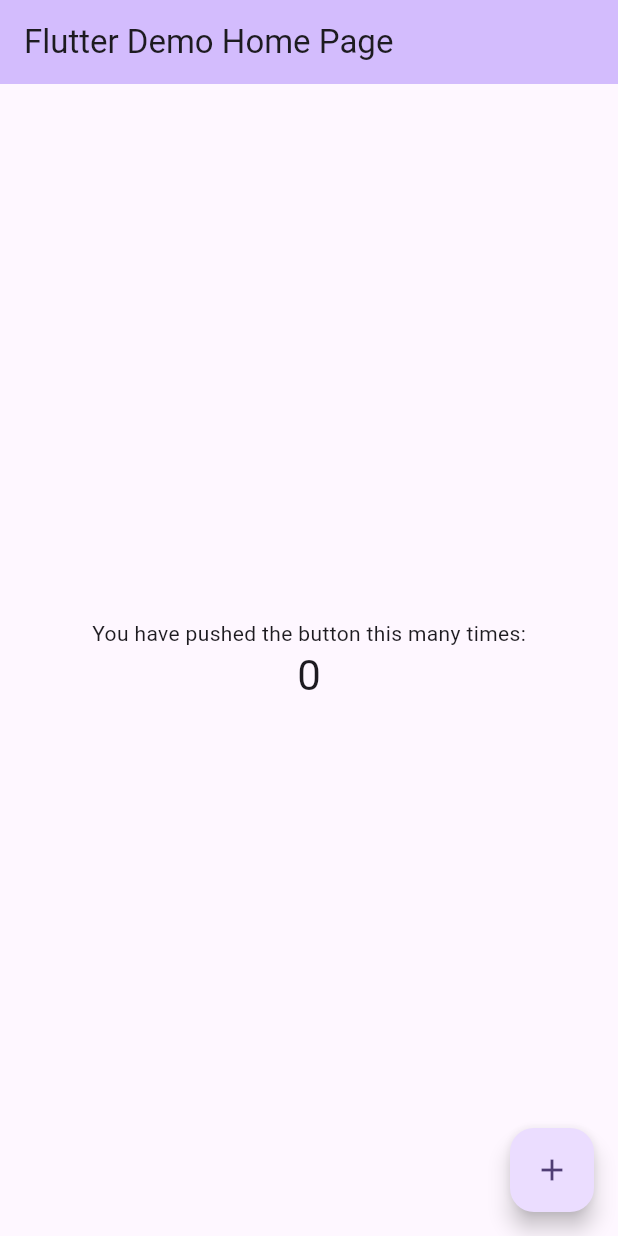
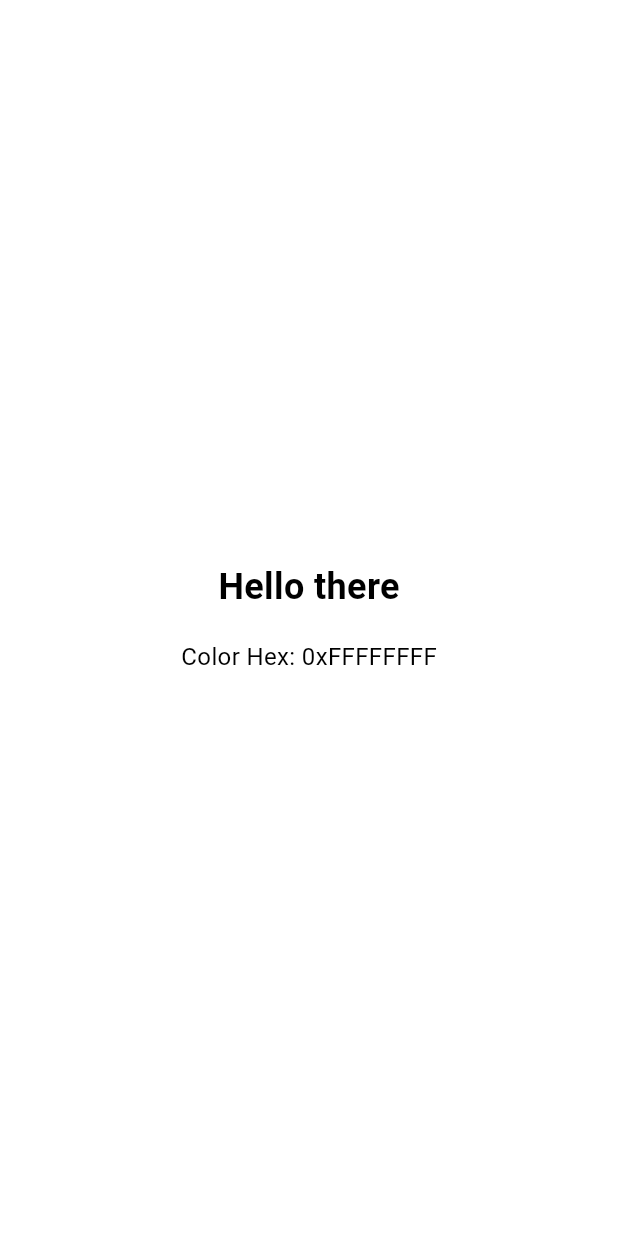
Before and after one commit to bodyaaao0o/test_task_solid, a Flutter app: the screen it shows after launch, on a phone screen of 412 x 824 dp. Run offline on Flutter 3.47's test engine with Material 3 defaults, Android fonts, the phone set to English and light mode, and no system bars.

Commit message:
Add files via upload

```diff
--- a/analysis_options.yaml
+++ b/analysis_options.yaml
@@ -1 +1,41 @@
+# This file configures the analyzer, which statically analyzes Dart code to
+# check for errors, warnings, and lints.
+#
+# The issues identified by the analyzer are surfaced in the UI of Dart-enabled
+# IDEs (https://dart.dev/tools#ides-and-editors). The analyzer can also be
+# invoked from the command line by running `flutter analyze`.
+
+# The following line activates a set of recommended lints for Flutter apps,
+# packages, and plugins designed to encourage good coding practices.
+#include: package:flutter_lints/flutter.yaml
 include: package:solid_lints/analysis_options.yaml
+
+formatter:
+  trailing_commas: preserve
+
+analyzer:
+  plugins:
+    - custom_lint
+
+custom_lint:
+  rules:
+    no_magic_number: false
+    prefer_match_file_name: false
+
+linter:
+  # The lint rules applied to this project can be customized in the
+  # section below to disable rules from the `package:flutter_lints/flutter.yaml`
+  # included above or to enable additional rules. A list of all available lints
+  # and their documentation is published at https://dart.dev/lints.
+  #
+  # Instead of disabling a lint rule for the entire project in the
+  # section below, it can also be suppressed for a single line of code
+  # or a specific dart file by using the `// ignore: name_of_lint` and
+  # `// ignore_for_file: name_of_lint` syntax on the line or in the file
+  # producing the lint.
+  rules:
+    # avoid_print: false  # Uncomment to disable the `avoid_print` rule
+    # prefer_single_quotes: true  # Uncomment to enable the `prefer_single_quotes` rule
+    public_member_api_docs: false
+# Additional information about this file can be found at
+# https://dart.dev/guides/language/analysis-options
--- a/lib/main.dart
+++ b/lib/main.dart
@@ -1,3 +1,4 @@
+import 'dart:math';
 import 'package:flutter/material.dart';
 
 void main() {
@@ -7,116 +8,94 @@ void main() {
 class MyApp extends StatelessWidget {
   const MyApp({super.key});
 
-  // This widget is the root of your application.
   @override
   Widget build(BuildContext context) {
-    return MaterialApp(
-      title: 'Flutter Demo',
-      theme: ThemeData(
-        // This is the theme of your application.
-        //
-        // TRY THIS: Try running your application with "flutter run". You'll see
-        // the application has a purple toolbar. Then, without quitting the app,
-        // try changing the seedColor in the colorScheme below to Colors.green
-        // and then invoke "hot reload" (save your changes or press the "hot
-        // reload" button in a Flutter-supported IDE, or press "r" if you used
-        // the command line to start the app).
-        //
-        // Notice that the counter didn't reset back to zero; the application
-        // state is not lost during the reload. To reset the state, use hot
-        // restart instead.
-        //
-        // This works for code too, not just values: Most code changes can be
-        // tested with just a hot reload.
-        colorScheme: ColorScheme.fromSeed(seedColor: Colors.deepPurple),
-      ),
-      home: const MyHomePage(title: 'Flutter Demo Home Page'),
-    );
+    return const MaterialApp(home: TestChangeColor());
   }
 }
 
-class MyHomePage extends StatefulWidget {
-  const MyHomePage({super.key, required this.title});
-
-  // This widget is the home page of your application. It is stateful, meaning
-  // that it has a State object (defined below) that contains fields that affect
-  // how it looks.
-
-  // This class is the configuration for the state. It holds the values (in this
-  // case the title) provided by the parent (in this case the App widget) and
-  // used by the build method of the State. Fields in a Widget subclass are
-  // always marked "final".
-
-  final String title;
+class TestChangeColor extends StatefulWidget {
+  const TestChangeColor({super.key});
 
   @override
-  State<MyHomePage> createState() => _MyHomePageState();
+  State<TestChangeColor> createState() => _TestChangeColorState();
 }
 
-class _MyHomePageState extends State<MyHomePage> {
-  int _counter = 0;
+class _TestChangeColorState extends State<TestChangeColor> {
+  Color backgroundColor = Colors.white;
 
-  void _incrementCounter() {
+  void changeBackgroundColor() {
     setState(() {
-      // This call to setState tells the Flutter framework that something has
-      // changed in this State, which causes it to rerun the build method below
-      // so that the display can reflect the updated values. If we changed
-      // _counter without calling setState(), then the build method would not be
-      // called again, and so nothing would appear to happen.
-      _counter++;
+      backgroundColor = generateRandomColor();
     });
+  }
+
+  Color generateRandomColor() {
+    final Random random = Random();
+    const int a = 255;
+    const int maxRgb = 256; // Full opacity
+
+    return Color.fromARGB(
+      a,
+      random.nextInt(maxRgb),
+      random.nextInt(maxRgb),
+      random.nextInt(maxRgb),
+    );
+  }
+
+  bool changeTextColor(Color color) {
+    return ThemeData.estimateBrightnessForColor(color) == Brightness.dark;
+  }
+
+  String colorToHex(Color color) {
+    final int a = (color.a * 255).round() & 0xff;
+    final int r = (color.r * 255).round() & 0xff;
+    final int g = (color.g * 255).round() & 0xff;
+    final int b = (color.b * 255).round() & 0xff;
+    const int radixString = 16;
+    const int hexLength = 2;
+
+    return '0x'
+        '${a.toRadixString(radixString).padLeft(hexLength, '0').toUpperCase()}'
+        '${r.toRadixString(radixString).padLeft(hexLength, '0').toUpperCase()}'
+        '${g.toRadixString(radixString).padLeft(hexLength, '0').toUpperCase()}'
+        '${b.toRadixString(radixString).padLeft(hexLength, '0').toUpperCase()}';
   }
 
   @override
   Widget build(BuildContext context) {
-    // This method is rerun every time setState is called, for instance as done
-    // by the _incrementCounter method above.
-    //
-    // The Flutter framework has been optimized to make rerunning build methods
-    // fast, so that you can just rebuild anything that needs updating rather
-    // than having to individually change instances of widgets.
-    return Scaffold(
-      appBar: AppBar(
-        // TRY THIS: Try changing the color here to a specific color (to
-        // Colors.amber, perhaps?) and trigger a hot reload to see the AppBar
-        // change color while the other colors stay the same.
-        backgroundColor: Theme.of(context).colorScheme.inversePrimary,
-        // Here we take the value from the MyHomePage object that was created by
-        // the App.build method, and use it to set our appbar title.
-        title: Text(widget.title),
-      ),
-      body: Center(
-        // Center is a layout widget. It takes a single child and positions it
-        // in the middle of the parent.
-        child: Column(
-          // Column is also a layout widget. It takes a list of children and
-          // arranges them vertically. By default, it sizes itself to fit its
-          // children horizontally, and tries to be as tall as its parent.
-          //
-          // Column has various properties to control how it sizes itself and
-          // how it positions its children. Here we use mainAxisAlignment to
-          // center the children vertically; the main axis here is the vertical
-          // axis because Columns are vertical (the cross axis would be
-          // horizontal).
-          //
-          // TRY THIS: Invoke "debug painting" (choose the "Toggle Debug Paint"
-          // action in the IDE, or press "p" in the console), to see the
-          // wireframe for each widget.
-          mainAxisAlignment: MainAxisAlignment.center,
-          children: <Widget>[
-            const Text('You have pushed the button this many times:'),
-            Text(
-              '$_counter',
-              style: Theme.of(context).textTheme.headlineMedium,
-            ),
-          ],
+    final textColor = changeTextColor(backgroundColor)
+        ? Colors.white
+        : Colors.black;
+
+    return GestureDetector(
+      onTap: changeBackgroundColor,
+      child: Scaffold(
+        backgroundColor: backgroundColor,
+        body: Center(
+          child: Column(
+            mainAxisAlignment: MainAxisAlignment.center,
+            children: [
+              Text(
+                'Hello there',
+                style: TextStyle(
+                  fontSize: 24,
+                  fontWeight: FontWeight.bold,
+                  color: textColor,
+                ),
+              ),
+              const SizedBox(height: 18),
+              Text(
+                'Color Hex: ${colorToHex(backgroundColor)}',
+                style: TextStyle(
+                  fontSize: 16,
+                  color: textColor,
+                ),
+              ),
+            ],
+          ),
         ),
       ),
-      floatingActionButton: FloatingActionButton(
-        onPressed: _incrementCounter,
-        tooltip: 'Increment',
-        child: const Icon(Icons.add),
-      ), // This trailing comma makes auto-formatting nicer for build methods.
     );
   }
 }
```
Also changed, not shown: pubspec.yaml (+4 -3 lines).
